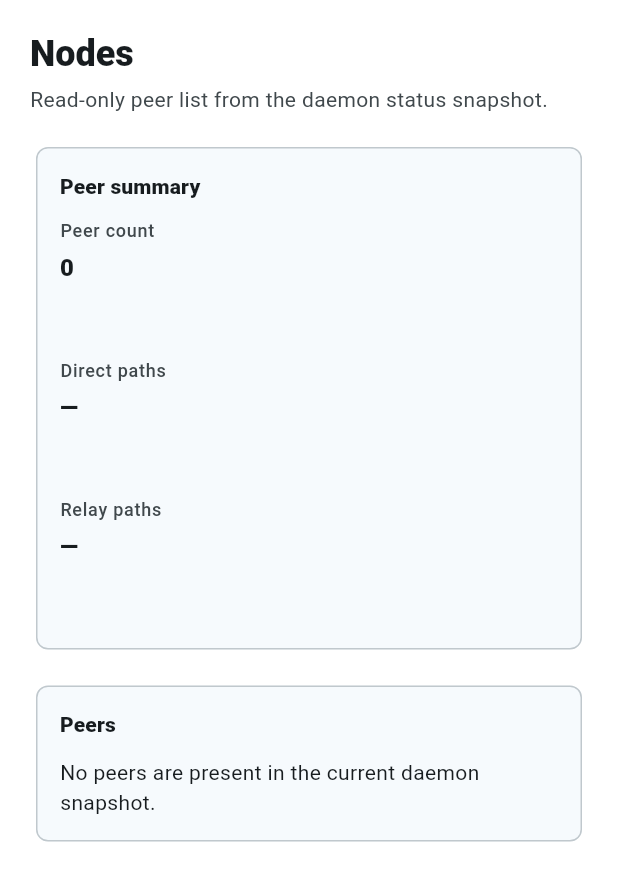
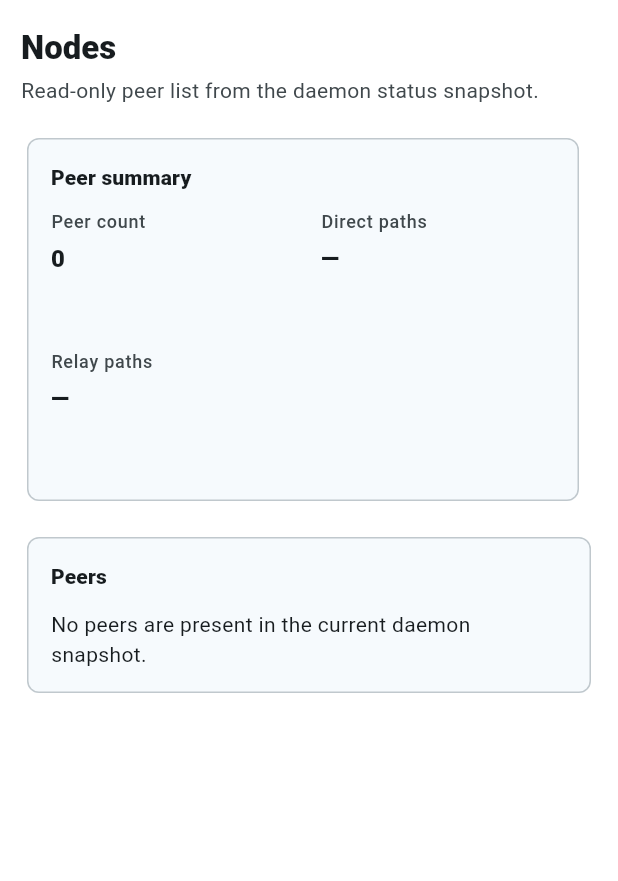
Before and after one commit to yhan-sun/p2wlan, a Flutter app: the NodesPage screen opened directly with empty values, on a phone screen of 412 x 824 dp. Shown: the top 881 px of the screen. Run offline on Flutter 3.47's test engine with Material 3 defaults, Android fonts, the phone set to English and light mode, and no system bars; network calls fail.

Commit message:
feat(flutter): adapt diagnostics app across platforms

```diff
--- /dev/null
+++ b/apps/flutter_client/lib/app/app_constants.dart
@@ -0,0 +1 @@
+const p2wlanAppName = 'P2WLAN Diagnostics';
--- a/apps/flutter_client/lib/shared/widgets/info_card.dart
+++ b/apps/flutter_client/lib/shared/widgets/info_card.dart
@@ -26,26 +26,55 @@ class InfoCard extends StatelessWidget {
         child: Column(
           crossAxisAlignment: CrossAxisAlignment.start,
           children: [
-            Row(
-              children: [
-                Expanded(
-                  child: Text(
-                    title,
-                    maxLines: 1,
-                    overflow: TextOverflow.ellipsis,
-                    style: Theme.of(context).textTheme.titleSmall?.copyWith(
-                      fontWeight: FontWeight.w800,
-                    ),
-                  ),
-                ),
-                ?trailing,
-              ],
-            ),
+            _InfoCardHeader(title: title, trailing: trailing),
             const SizedBox(height: 12),
             child,
           ],
         ),
       ),
+    );
+  }
+}
+
+class _InfoCardHeader extends StatelessWidget {
+  const _InfoCardHeader({required this.title, required this.trailing});
+
+  final String title;
+  final Widget? trailing;
+
+  @override
+  Widget build(BuildContext context) {
+    final titleWidget = Text(
+      title,
+      maxLines: 1,
+      overflow: TextOverflow.ellipsis,
+      style: Theme.of(
+        context,
+      ).textTheme.titleSmall?.copyWith(fontWeight: FontWeight.w800),
+    );
+    final trailingWidget = trailing;
+    if (trailingWidget == null) return titleWidget;
+
+    return LayoutBuilder(
+      builder: (context, constraints) {
+        if (constraints.maxWidth < 360) {
+          return Column(
+            crossAxisAlignment: CrossAxisAlignment.start,
+            children: [
+              titleWidget,
+              const SizedBox(height: 8),
+              Align(alignment: Alignment.centerLeft, child: trailingWidget),
+            ],
+          );
+        }
+        return Row(
+          children: [
+            Expanded(child: titleWidget),
+            const SizedBox(width: 12),
+            trailingWidget,
+          ],
+        );
+      },
     );
   }
 }
@@ -65,7 +94,7 @@ class MetricTile extends StatelessWidget {
   @override
   Widget build(BuildContext context) {
     return ConstrainedBox(
-      constraints: const BoxConstraints(minWidth: 180, maxWidth: 280),
+      constraints: const BoxConstraints(minWidth: 156, maxWidth: 320),
       child: Padding(
         padding: const EdgeInsets.only(right: 16, bottom: 16),
         child: Column(
--- a/apps/flutter_client/lib/shared/widgets/page_scaffold.dart
+++ b/apps/flutter_client/lib/shared/widgets/page_scaffold.dart
@@ -15,17 +15,30 @@ class PageScaffold extends StatelessWidget {
   @override
   Widget build(BuildContext context) {
     return SafeArea(
-      child: ListView(
-        padding: const EdgeInsets.all(20),
+      child: LayoutBuilder(
+        builder: (context, constraints) {
+          final horizontalPadding = constraints.maxWidth < 640 ? 14.0 : 24.0;
+          final titleStyle = constraints.maxWidth < 420
+              ? Theme.of(context).textTheme.titleLarge
+              : Theme.of(context).textTheme.headlineSmall;
+
+          return ListView(
+            padding: EdgeInsets.fromLTRB(
+              horizontalPadding,
+              18,
+              horizontalPadding,
+              28,
+            ),
             children: [
-          ConstrainedBox(
+              Center(
+                child: ConstrainedBox(
                   constraints: const BoxConstraints(maxWidth: 1120),
                   child: Column(
                     crossAxisAlignment: CrossAxisAlignment.start,
                     children: [
                       Text(
                         title,
-                  style: Theme.of(context).textTheme.headlineSmall?.copyWith(
+                        style: titleStyle?.copyWith(
                           fontWeight: FontWeight.w800,
                         ),
                       ),
@@ -41,7 +54,10 @@ class PageScaffold extends StatelessWidget {
                     ],
                   ),
                 ),
+              ),
             ],
+          );
+        },
       ),
     );
   }
--- a/apps/flutter_client/lib/shared/widgets/status_badge.dart
+++ b/apps/flutter_client/lib/shared/widgets/status_badge.dart
@@ -16,7 +16,7 @@ class StatusBadge extends StatelessWidget {
   Widget build(BuildContext context) {
     final colors = _colors(context);
     return Container(
-      constraints: const BoxConstraints(minHeight: 28),
+      constraints: const BoxConstraints(minHeight: 28, maxWidth: 180),
       padding: const EdgeInsets.symmetric(horizontal: 10, vertical: 5),
       decoration: BoxDecoration(
         color: colors.$1,
```
Also changed, not shown: apps/flutter_client/lib/app/navigation.dart (+4 -3 lines), apps/flutter_client/lib/app/p2wlan_app.dart (+16 -2 lines), 11 other files. Lines whose indentation alone changed are shown as unchanged.
